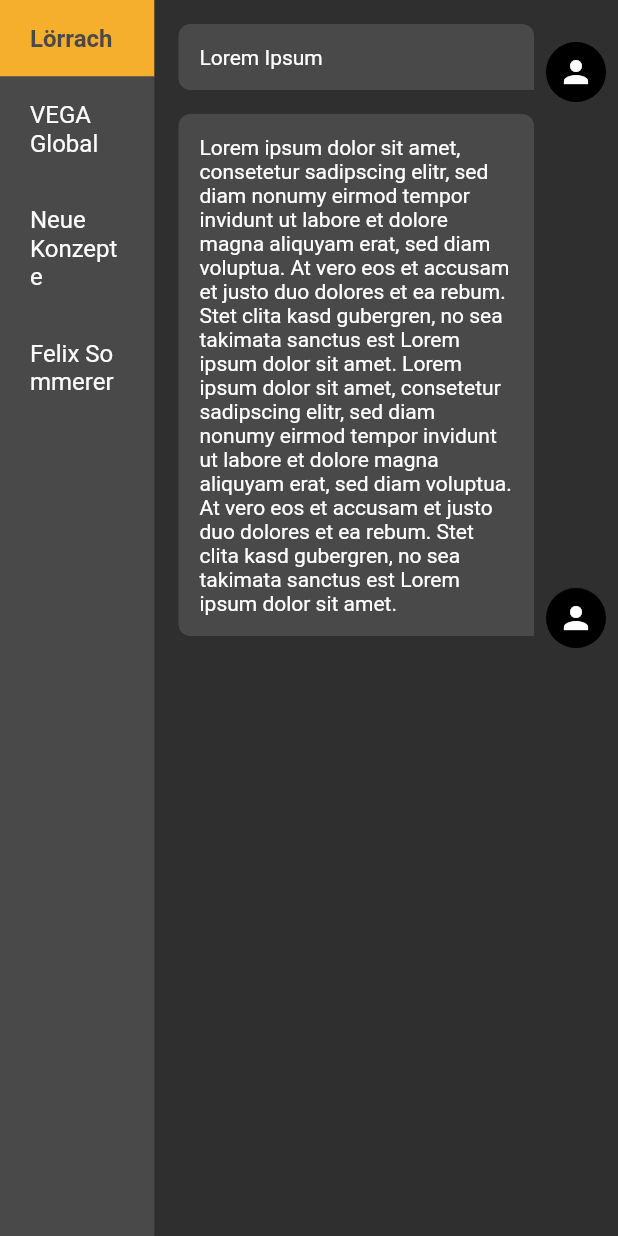
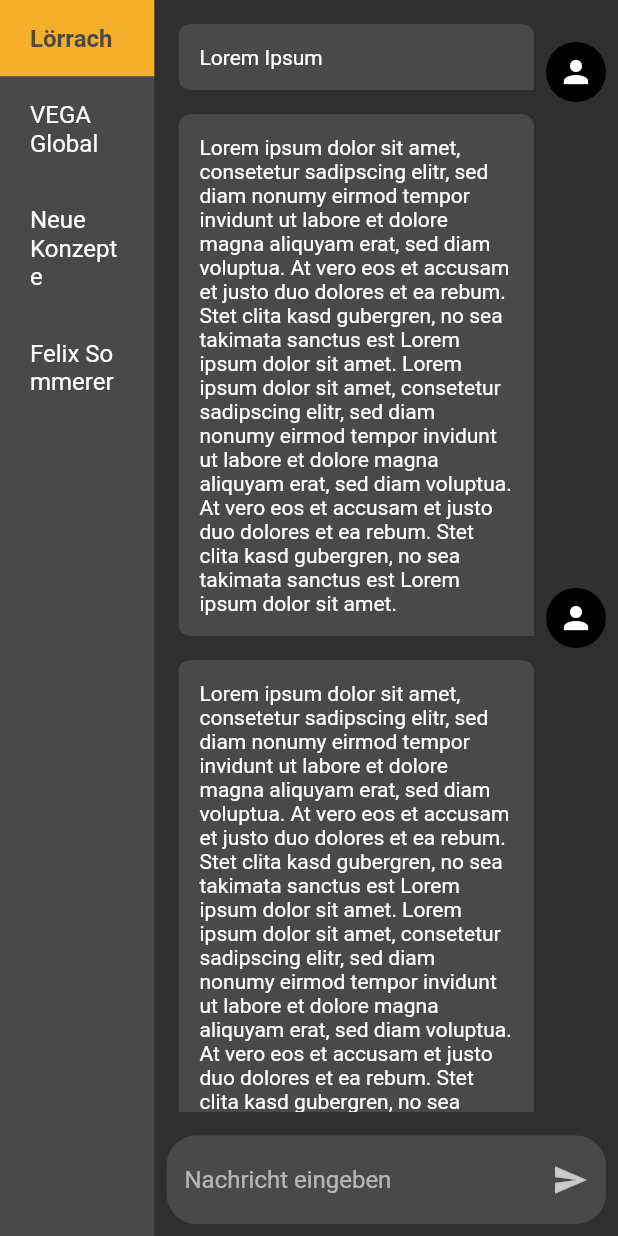
Before and after one commit to lucaschmider/CloudChat, a Flutter app: the screen it shows after launch, after a tap on "Lörrach", on a phone screen of 412 x 824 dp. Run offline on Flutter 3.47's test engine with Material 2 defaults, Android fonts, the phone set to English and light mode, and no system bars; our stand-ins replace bloc, flutter_bloc.

Commit message:
implemented message input

```diff
--- a/lib/chat/bloc/chat_event.dart
+++ b/lib/chat/bloc/chat_event.dart
@@ -37,3 +37,8 @@ class ChatRoomChanged extends ChatEvent {
   final ChatRoomMetadata chatRoom;
   const ChatRoomChanged(this.chatRoom);
 }
+
+class ChatTextSent extends ChatEvent {
+  final String message;
+  const ChatTextSent(this.message);
+}
--- /dev/null
+++ b/lib/chat/views/chat_message_input.dart
@@ -0,0 +1,42 @@
+import 'package:cloud_chat/chat/bloc/chat_bloc.dart';
+import 'package:cloud_chat/chat/bloc/models/chat_message.dart';
+import 'package:flutter/material.dart';
+import 'package:flutter/src/foundation/key.dart';
+import 'package:flutter/src/widgets/framework.dart';
+import 'package:flutter_bloc/flutter_bloc.dart';
+
+class ChatMessageInput extends StatefulWidget {
+  const ChatMessageInput({Key? key}) : super(key: key);
+
+  @override
+  State<ChatMessageInput> createState() => _ChatMessageInputState();
+}
+
+class _ChatMessageInputState extends State<ChatMessageInput> {
+  final _controller = TextEditingController();
+  @override
+  Widget build(BuildContext context) => Padding(
+        padding: const EdgeInsets.all(8.0),
+        child: TextField(
+          controller: _controller,
+          decoration: InputDecoration(
+            hintText: "Nachricht eingeben",
+            border: const OutlineInputBorder(
+              borderSide: BorderSide.none,
+              borderRadius: BorderRadius.all(Radius.circular(20.0)),
+            ),
+            fillColor: Theme.of(context).colorScheme.surface,
+            filled: true,
+            suffixIcon: IconButton(
+              onPressed: () {
+                context.read<ChatBloc>().add(
+                      ChatTextSent(_controller.text),
+                    );
+                _controller.clear();
+              },
+              icon: const Icon(Icons.send),
+            ),
+          ),
+        ),
+      );
+}
--- a/lib/chat/views/chat_room_view.dart
+++ b/lib/chat/views/chat_room_view.dart
@@ -1,3 +1,4 @@
+import 'package:cloud_chat/chat/views/chat_message_input.dart';
 import 'package:cloud_chat/chat/views/chat_message_view.dart';
 import 'package:flutter/material.dart';
 import 'package:flutter/src/foundation/key.dart';
@@ -13,6 +14,9 @@ class ChatRoomView extends StatelessWidget {
   @override
   Widget build(BuildContext context) => Container(
         color: Theme.of(context).colorScheme.background,
+        child: Column(
+          children: [
+            Expanded(
               child: Padding(
                 padding: const EdgeInsets.all(8.0),
                 child: BlocSelector<ChatBloc, ChatState, List<ChatMessage>>(
@@ -27,5 +31,12 @@ class ChatRoomView extends StatelessWidget {
                   ),
                 ),
               ),
+            ),
+            const Align(
+              alignment: Alignment.bottomCenter,
+              child: ChatMessageInput(),
+            )
+          ],
+        ),
       );
 }
--- a/lib/mocked_repository.dart
+++ b/lib/mocked_repository.dart
@@ -7,10 +7,11 @@ import 'package:cloud_chat/chat/bloc/models/chat_message.dart';
 import 'package:cloud_chat/chat/bloc/models/user_changed_event.dart';
 
 class MockedRepository implements ChatRepository {
+  final outboundBuffer = <ChatMessage>[];
   @override
   Future<void> createMessage(String chatRoomId, ChatMessage message) {
-    // TODO: implement createMessage
-    throw UnimplementedError();
+    outboundBuffer.add(message);
+    return Future.value();
   }
 
   @override
@@ -43,16 +44,22 @@ class MockedRepository implements ChatRepository {
   }
 
   @override
-  Stream<ChatMessage> getMessageStream(String chatRoomId) {
-    return Stream.periodic(
-      const Duration(seconds: 1),
-      (counter) => ChatMessage(
+  Stream<ChatMessage> getMessageStream(String chatRoomId) async* {
+    while (true) {
+      while (outboundBuffer.isNotEmpty) {
+        final message = outboundBuffer.removeAt(0);
+        yield message;
+      }
+
+      yield ChatMessage(
         text:
             "Lorem ipsum dolor sit amet, consetetur sadipscing elitr, sed diam nonumy eirmod tempor invidunt ut labore et dolore magna aliquyam erat, sed diam voluptua. At vero eos et accusam et justo duo dolores et ea rebum. Stet clita kasd gubergren, no sea takimata sanctus est Lorem ipsum dolor sit amet. Lorem ipsum dolor sit amet, consetetur sadipscing elitr, sed diam nonumy eirmod tempor invidunt ut labore et dolore magna aliquyam erat, sed diam voluptua. At vero eos et accusam et justo duo dolores et ea rebum. Stet clita kasd gubergren, no sea takimata sanctus est Lorem ipsum dolor sit amet.",
         userId: "b2e88437-a8fc-4447-91fb-784b6c3c1265",
         timestamp: DateTime.now(),
-      ),
-    );
+      );
+
+      await Future.delayed(const Duration(seconds: 1));
+    }
   }
 
   @override
```
Also changed, not shown: lib/chat/bloc/chat_bloc.dart (+17 -0 lines). Lines whose indentation alone changed are shown as unchanged.
